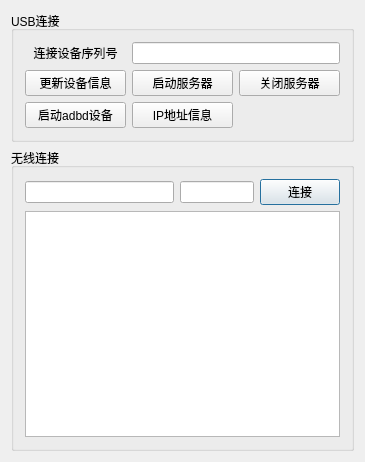
YunLambert/yun_qtscrcpy, file QtScrcpy/dialog.ui: the form before one commit.
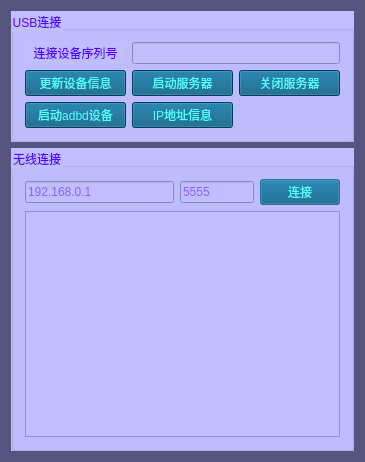
The form after the commit.

```diff
--- a/QtScrcpy/dialog.ui
+++ b/QtScrcpy/dialog.ui
@@ -13,34 +13,58 @@
   <property name="windowTitle">
    <string>QtScrcpy V1.0 By YunLambert</string>
   </property>
+  <property name="styleSheet">
+   <string notr="true">background-color:rgb(85, 85, 127);
+color:rgb(85, 255, 255)</string>
+  </property>
   <layout class="QGridLayout" name="gridLayout_2">
    <item row="1" column="0">
     <widget class="QGroupBox" name="groupBox">
+     <property name="styleSheet">
+      <string notr="true">background-color:rgb(192, 190, 255);
+color:rgb(85, 0, 255)</string>
+     </property>
      <property name="title">
       <string>无线连接</string>
      </property>
      <layout class="QGridLayout" name="gridLayout_3" columnstretch="2,1,1">
       <item row="0" column="2">
        <widget class="QPushButton" name="wirelessConnectBtn">
+        <property name="styleSheet">
+         <string notr="true">background-color:rgb(0, 85, 127);
+color:rgb(85, 255, 255)</string>
+        </property>
         <property name="text">
          <string>连接</string>
         </property>
        </widget>
       </item>
       <item row="0" column="0">
-       <widget class="QLineEdit" name="deviceipEdit"/>
+       <widget class="QLineEdit" name="deviceipEdit">
+        <property name="placeholderText">
+         <string>192.168.0.1</string>
+        </property>
+       </widget>
       </item>
       <item row="1" column="0" colspan="3">
        <widget class="QTextEdit" name="outEdit"/>
       </item>
       <item row="0" column="1">
-       <widget class="QLineEdit" name="devicePortEdit"/>
+       <widget class="QLineEdit" name="devicePortEdit">
+        <property name="placeholderText">
+         <string>5555</string>
+        </property>
+       </widget>
       </item>
      </layout>
     </widget>
    </item>
    <item row="0" column="0">
     <widget class="QGroupBox" name="topGroupBox">
+     <property name="styleSheet">
+      <string notr="true">background-color:rgb(192, 190, 255);
+color:rgb(85, 0, 255)</string>
+     </property>
      <property name="title">
       <string>USB连接</string>
      </property>
@@ -60,6 +84,10 @@
       </item>
       <item row="3" column="1">
        <widget class="QPushButton" name="getIPButton">
+        <property name="styleSheet">
+         <string notr="true">background-color:rgb(0, 85, 127);
+color:rgb(85, 255, 255)</string>
+        </property>
         <property name="text">
          <string>IP地址信息</string>
         </property>
@@ -67,6 +95,10 @@
       </item>
       <item row="3" column="0">
        <widget class="QPushButton" name="startAdbdButton">
+        <property name="styleSheet">
+         <string notr="true">background-color:rgb(0, 85, 127);
+color:rgb(85, 255, 255)</string>
+        </property>
         <property name="text">
          <string>启动adbd设备</string>
         </property>
@@ -74,6 +106,10 @@
       </item>
       <item row="1" column="2">
        <widget class="QPushButton" name="stopServerBtn">
+        <property name="styleSheet">
+         <string notr="true">background-color:rgb(0, 85, 127);
+color:rgb(85, 255, 255)</string>
+        </property>
         <property name="text">
          <string>关闭服务器</string>
         </property>
@@ -81,6 +117,10 @@
       </item>
       <item row="1" column="1">
        <widget class="QPushButton" name="startServerBtn">
+        <property name="styleSheet">
+         <string notr="true">background-color:rgb(0, 85, 127);
+color:rgb(85, 255, 255)</string>
+        </property>
         <property name="text">
          <string>启动服务器</string>
         </property>
@@ -88,6 +128,10 @@
       </item>
       <item row="1" column="0">
        <widget class="QPushButton" name="updateDevice">
+        <property name="styleSheet">
+         <string notr="true">background-color:rgb(0, 85, 127);
+color:rgb(85, 255, 255)</string>
+        </property>
         <property name="text">
          <string>更新设备信息</string>
         </property>
```
